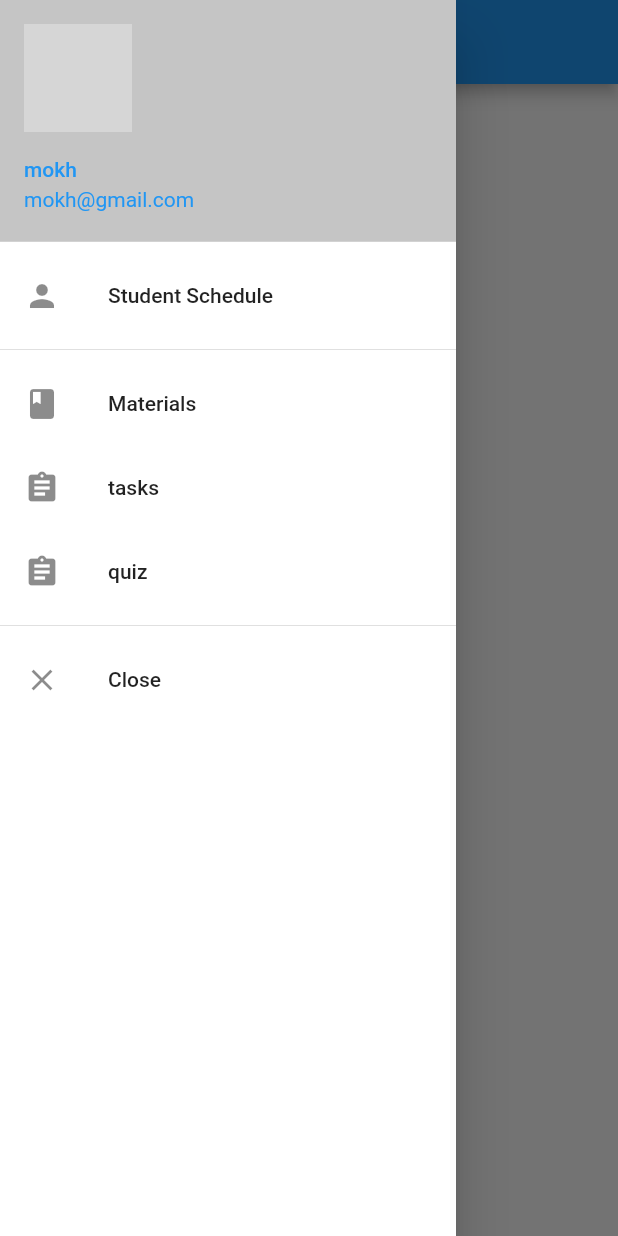
After one commit to mokh1999/Mokh_LMS, a Flutter app: the CourseInfo screen opened directly, with the side drawer open, on a phone screen of 412 x 824 dp. The commit adds this screen. Run offline on Flutter 3.47's test engine with Material 2 defaults, Android fonts, the phone set to English and light mode, and no system bars; our stand-ins replace device_preview, fluttertoast, rflutter_alert; grey boxes are pictures that could not be loaded.

Commit message:
Final commit

```diff
--- /dev/null
+++ b/lib/moduels/instructor/doctor/schedule/Course_Info.dart
@@ -0,0 +1,79 @@
+import 'package:flutter/material.dart';
+
+class CourseInfo extends StatefulWidget {
+  const CourseInfo({Key? key}) : super(key: key);
+
+  @override
+  State<CourseInfo> createState() => _CourseInfoState();
+}
+
+class _CourseInfoState extends State<CourseInfo> {
+  @override
+  Widget build(BuildContext context) {
+    return  Scaffold(
+      appBar: AppBar(
+          title:const Text('Student Schedule')
+      ),
+
+      drawer: Drawer(
+        backgroundColor: Colors.white,
+        child: ListView(
+            padding: EdgeInsets.all(0.0),
+            children: <Widget>[
+             const UserAccountsDrawerHeader(
+                accountName: Text('mokh',style:TextStyle(
+                  color: Colors.blue
+                ),),
+                accountEmail: Text('mokh@gmail.com',style:TextStyle(
+                    color: Colors.blue
+                ),),
+                currentAccountPicture: CircleAvatar(
+                  backgroundColor: Colors.black,
+                  maxRadius: 20.0,
+                  backgroundImage: AssetImage('lib/shared/pecture/Doctor.png',),
+                ),
+                decoration: BoxDecoration(
+                    color: Color(0xffC5C5C5),
+                ),),
+
+              ListTile(
+                title: Text('Student Schedule'),
+                leading: Icon(Icons.person),
+                onLongPress: (){},
+              ),
+
+              Divider(),
+
+
+              ListTile(
+                title: Text('Materials'),
+                leading: Icon(Icons.book),
+              ),
+
+              ListTile(
+                title: Text('tasks'),
+                leading: Icon(Icons.assignment),
+                onLongPress: (){},
+              ),
+
+
+              ListTile(
+                title:const Text('quiz'),
+                leading: Icon(Icons.assignment),
+                onLongPress: (){},
+              ),
+
+              Divider(),
+
+              ListTile(
+                  title: Text('Close '),
+                  leading: Icon(Icons.close),
+                  onTap: (){
+                    Navigator.of(context).pop();}
+              ),
+            ]
+        ),
+      ),
+    );
+  }
+}
--- a/lib/moduels/login/login_screen.dart
+++ b/lib/moduels/login/login_screen.dart
@@ -262,7 +262,7 @@ class _LoginScreenState extends State<LoginScreen> {
                                     if (try109 != null) {
                                       Navigator.pushReplacement(context,
                                           MaterialPageRoute(builder: (context) {
-                                        return MainDoctor(username:username.text.toString() ,password: pass.text.toString(),companyname:widget.companyname ,accounttype:widget.accounttype ,);
+                                        return MainApp(companyname:widget.companyname ,accounttype:widget.accounttype ,);
                                       }));
                                     }
                                   },
--- /dev/null
+++ b/lib/services/Doctor/Get_Schedule.dart
@@ -0,0 +1,21 @@
+import 'package:lms/helper/api.dart';
+
+import '../post_gettoken.dart';
+
+
+
+class AllSchedule{
+
+  Future< Map<String, dynamic>> Get_All_Schedule({required String companyname,required String accounttype,required String username,required String password})async{
+    Map<String,dynamic> token =await  GetToken().get_token(companyname: companyname, accounttype: accounttype, username: username, password: password);
+    Map<String, dynamic>  data =await Api().get(uri:'https://lmsprov1.herokuapp.com/api-user/schedule/instructor/',
+        token:token['token']);
+    print('$data');
+    return data;
+
+
+
+
+
+}
+}
```
Also changed, not shown: lib/moduels/instructor/doctor/maindoctor.dart (+186 -40 lines), lib/moduels/instructor/doctor/schedule/try.dart (added, +104 -0 lines), lib/moduels/instructor/doctor/schedule/Material.dart (added), lib/moduels/instructor/doctor/schedule/Quiz.dart (added), lib/moduels/instructor/doctor/schedule/Tasks.dart (added).
